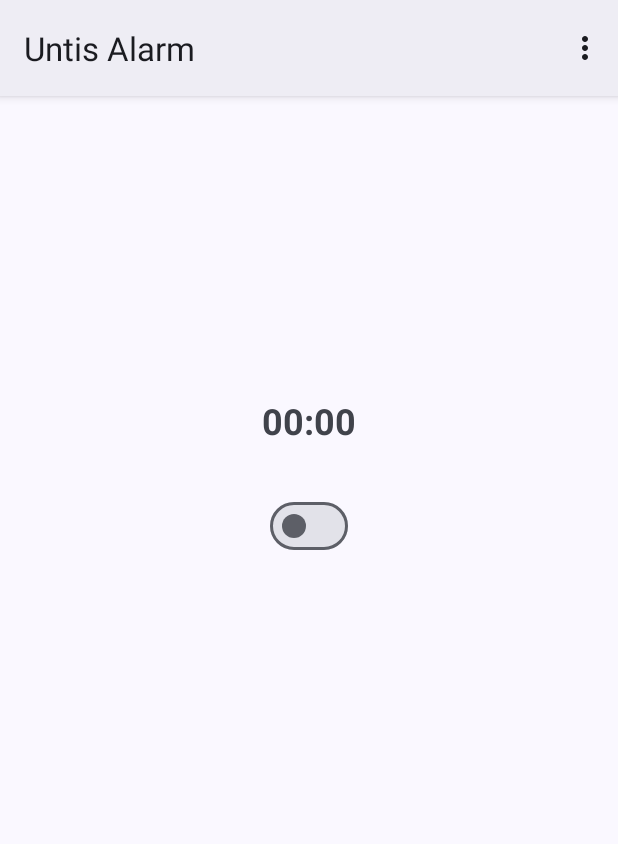
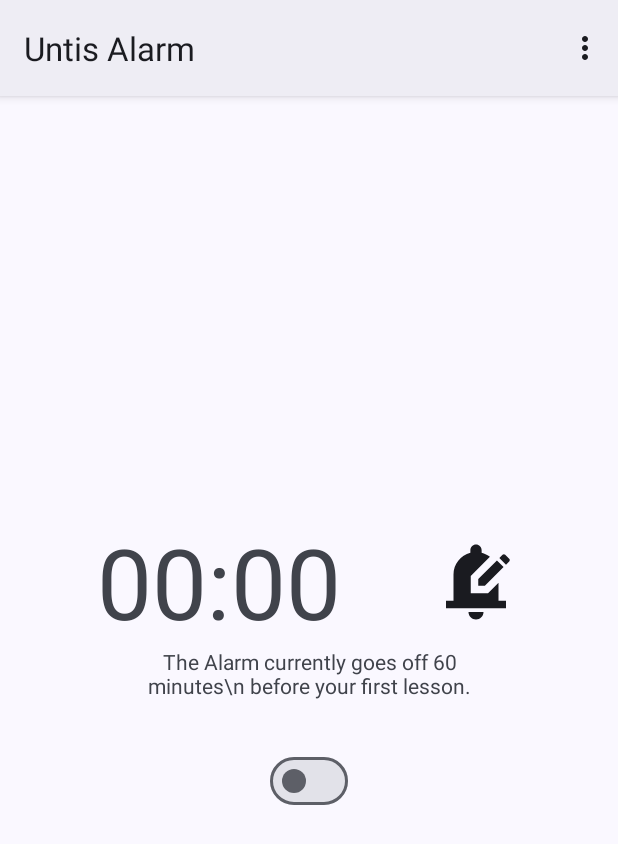
Before and after one commit to TheRedLion/UntisAlarm, an Android app: the MainActivity screen opened directly, with no data from a screen before it, on a phone screen of 412 x 824 dp. Shown: the top 844 px of the screen. Run offline under Robolectric (Android 15) with nearby library versions, the phone set to English and light mode, and no system bars; 1 statement that could not run was skipped.

Commit message:
CTRL+ALT+M^17 = clean code

```diff
--- a/app/build.gradle
+++ b/app/build.gradle
@@ -50,6 +50,7 @@
 dependencies {
     implementation files('libs/untis4j-1.3.5NC.jar') //using our own version with caching manually diabled, since the disableing method doesn't work
 
+    implementation 'com.android.support:support-v4:34.0.0'
     implementation 'androidx.core:core-ktx:1.12.0'
     implementation 'androidx.lifecycle:lifecycle-runtime-ktx:2.6.2'
     implementation 'androidx.activity:activity-compose:1.8.0'
--- a/app/src/main/java/eu/karenfort/main/activities/MainActivity.kt
+++ b/app/src/main/java/eu/karenfort/main/activities/MainActivity.kt
@@ -4,14 +4,13 @@
 import android.annotation.SuppressLint
 import android.app.NotificationChannel
 import android.app.NotificationManager
-import android.content.Context
 import android.content.Intent
 import android.net.Uri
-import android.os.Build
 import android.os.Bundle
 import android.util.Log
 import android.view.Menu
 import android.view.MenuItem
+import android.widget.ImageView
 import android.widget.TextView
 import androidx.appcompat.app.AppCompatActivity
 import androidx.core.app.ActivityCompat
@@ -21,32 +20,62 @@
 import eu.karenfort.main.StoreData
 import eu.karenfort.main.alarm.AlarmItem
 import eu.karenfort.main.alarm.AndroidAlarmScheduler
+import eu.karenfort.main.helper.TBS_DEFAULT
+import eu.karenfort.main.helper.areNotificationsEnabled
+import eu.karenfort.main.helper.isTiramisuPlus
 import kotlinx.coroutines.CoroutineScope
 import kotlinx.coroutines.Dispatchers
 import kotlinx.coroutines.launch
 
-
-@SuppressLint("UseSwitchCompatOrMaterialCode")
 class MainActivity : AppCompatActivity() {
 
     private val TAG = "MainActivity"
 
     private lateinit var alarmPreview: TextView
     private lateinit var toggleAlarm: MaterialSwitch
+    private lateinit var editAlarmToday: ImageView
+    private lateinit var tbsPreview: TextView
 
-    @SuppressLint("SetTextI18n")
+
     override fun onCreate(savedInstanceState: Bundle?) {
         super.onCreate(savedInstanceState)
-        DynamicColors.applyToActivitiesIfAvailable(application);
-        Log.i(TAG, "creating Main Activity")
+        setContentView(R.layout.activity_main)
+        DynamicColors.applyToActivitiesIfAvailable(application) //todo:check if necessary
 
-        setContentView(R.layout.activity_main)
+        getLayoutObjectsByID()
 
+        disableClicking() //disabling clicks until everything was properly loaded
+
+        createNotificationChannel()
+
+        requestNotificationPermission()
+
+        sendToWelcomeActivity()
+
+        CoroutineScope(Dispatchers.IO).launch {
+            loadAndDisplayTBS()
+            loadAndDisplayAlarmClockPreview()
+            loadAndSetAlarmActive()
+        }
+
+        setListener()
+    }
+
+    private fun getLayoutObjectsByID() {
         alarmPreview = findViewById(R.id.alarmPreview)
         toggleAlarm = findViewById(R.id.toggleAlarm)
+        editAlarmToday = findViewById(R.id.edit_alarm_tomorrow)
+        tbsPreview = findViewById(R.id.current_tbs)
+    }
 
-        toggleAlarm.isClickable = false
+    private fun setListener() {
+        toggleAlarm.setOnCheckedChangeListener { _, isChecked -> handleToggleAlarm(isChecked) }
+        editAlarmToday.setOnClickListener {
+            //todo: implement action
+        }
+    }
 
+    private fun createNotificationChannel() {
         val channel = NotificationChannel(
             "main_channel",
             "UntisAlarm Notifications",
@@ -54,87 +83,16 @@
         )
 
         val notificationManager =
-            getSystemService(Context.NOTIFICATION_SERVICE) as NotificationManager
+            getSystemService(NOTIFICATION_SERVICE) as NotificationManager
         notificationManager.createNotificationChannel(channel)
-
-        //Log.i(TAG, "requesting permission")
-        if (Build.VERSION.SDK_INT >= Build.VERSION_CODES.TIRAMISU) {
-            ActivityCompat.requestPermissions(
-                this,
-                arrayOf(
-                    Manifest.permission.POST_NOTIFICATIONS,
-                    Manifest.permission.SCHEDULE_EXACT_ALARM
-                ),
-                0
-            )
     }
 
-        CoroutineScope(Dispatchers.Default).launch {
-            val storeData = StoreData(applicationContext)
-
-            if (storeData.loadLoginData()[0] == null || storeData.loadID() == null) {
-                //go to welcome activity when not logged in
-                Log.i(TAG, "Not logged in tf")
-                intent = Intent(this@MainActivity, WelcomeActivity::class.java)
-                startActivity(intent)
-                finish()
-            }
+    private fun disableClicking() {
+        toggleAlarm.isClickable = false
+        editAlarmToday.isClickable = false
     }
 
-        CoroutineScope(Dispatchers.IO).launch {
-            val storeData = StoreData(applicationContext)
-
-            val tbs: Int? = storeData.loadTBS()
-            val aaStateNullable: Boolean? = storeData.loadAlarmActive()
-            val alarmClock: Array<Int?> = storeData.loadAlarmClock()
-
-            if (tbs == null) {
-                //60 minutes is the default value for tbs
-                runOnUiThread {
-                    //timeBeforeSchool.text = "60 min"
-                }
-
-                storeData.storeTBS(60)
-            } else {
-                runOnUiThread {
-                    //timeBeforeSchool.text = "$tbs ${getString(R.string.short_minute)}"
-                }
-            }
-
-            if (alarmClock[0] == null || alarmClock[1] == null) {
-                alarmClock[0] = 0
-                alarmClock[1] = 0
-            }
-
-            //display time correctly for example make 1:3 to 01:03
-            val alarmClockStrHour = if (alarmClock[0]!! < 10) {
-                "0${alarmClock[0]}"
-            } else {
-                "${alarmClock[0]}"
-            }
-            val alarmClockStrMinute = if (alarmClock[1]!! < 10) {
-                "0${alarmClock[1]}"
-            } else {
-                "${alarmClock[1]}"
-            }
-
-            runOnUiThread {
-                alarmPreview.text = "${alarmClockStrHour}:${alarmClockStrMinute}"
-            }
-
-            var aaState = false
-            if (aaStateNullable != null) {
-                aaState = aaStateNullable
-            }
-
-            runOnUiThread {
-                toggleAlarm.isChecked = aaState
-                toggleAlarm.isClickable = true
-            }
-        }
-
-        //create listener for switch
-        toggleAlarm.setOnCheckedChangeListener { _, isChecked ->
+    private fun handleToggleAlarm(isChecked: Boolean) {
         val storeData = StoreData(applicationContext)
 
         val alarmItem = AlarmItem(845746)
@@ -153,6 +111,79 @@
             alarmItem.let(scheduler::cancel)
         }
     }
+
+
+    private fun requestNotificationPermission() {
+        if (!isTiramisuPlus()) return
+        if (!areNotificationsEnabled()) return
+
+        ActivityCompat.requestPermissions(
+            this,
+            arrayOf(
+                Manifest.permission.POST_NOTIFICATIONS,
+                Manifest.permission.SCHEDULE_EXACT_ALARM
+            ),
+            0
+        )
+    }
+
+    private suspend fun loadAndSetAlarmActive() {
+        val storeData = StoreData(applicationContext)
+        val aaState: Boolean = storeData.loadAlarmActive() ?: false
+        runOnUiThread {
+            toggleAlarm.isChecked = aaState
+            toggleAlarm.isClickable = true
+        }
+    }
+
+    @SuppressLint("SetTextI18n")
+    private suspend fun loadAndDisplayAlarmClockPreview() {
+        val storeData = StoreData(applicationContext)
+        val alarmClock: Array<Int?> = storeData.loadAlarmClock()
+        val (alarmClockStrHour, alarmClockStrMinute) = reformatAlarmClockPreview(alarmClock)
+        runOnUiThread {
+            alarmPreview.text = "${alarmClockStrHour}:${alarmClockStrMinute}"
+            editAlarmToday.isClickable = true
+        }
+    }
+
+    @SuppressLint("SetTextI18n")
+    private suspend fun loadAndDisplayTBS() {
+        val storeData = StoreData(applicationContext)
+        val tbs: Int? = storeData.loadTBS()
+        if (tbs == null) {
+            runOnUiThread {
+                tbsPreview.text = getString(R.string.error_loading_tbs)
+            }
+            storeData.storeTBS(TBS_DEFAULT)
+        } else {
+            runOnUiThread {
+                tbsPreview.text = "${getString(R.string.the_alarm_currently_goes_off)}$tbs${getString(R.string.minutes_n_before_your_first_lesson)}"
+            } //todo: check if looks right
+        }
+    }
+
+    private fun reformatAlarmClockPreview(alarmClock: Array<Int?>): Pair<String, String> {
+        if (alarmClock[0] == null || alarmClock[1] == null) {
+            alarmClock[0] = 0
+            alarmClock[1] = 0
+        }
+        val alarmClockStrHour = if (alarmClock[0]!! < 10) {
+            "0${alarmClock[0]}"
+        } else {
+            "${alarmClock[0]}"
+        }
+        val alarmClockStrMinute = if (alarmClock[1]!! < 10) {
+            "0${alarmClock[1]}"
+        } else {
+            "${alarmClock[1]}"
+        }
+        return Pair(alarmClockStrHour, alarmClockStrMinute)
+    }
+
+    private suspend fun hasLoggedIn() : Boolean {
+        val storeData = StoreData(applicationContext)
+        return storeData.loadLoginData()[0] == null || storeData.loadID() == null
     }
 
     override fun onCreateOptionsMenu(menu: Menu?): Boolean {
@@ -169,9 +200,7 @@
             }
 
             R.id.logout -> {
-                intent = Intent(this@MainActivity, WelcomeActivity::class.java)
-                startActivity(intent)
-                finish()
+                sendToWelcomeActivity()
             }
 
             R.id.about_us -> {
@@ -183,4 +212,13 @@
         return super.onOptionsItemSelected(item)
     }
 
+    private fun sendToWelcomeActivity() {
+        CoroutineScope(Dispatchers.IO).launch {
+            if (!hasLoggedIn()) return@launch
+            intent = Intent(this@MainActivity, WelcomeActivity::class.java)
+            startActivity(intent)
+            finish()
         }
+    }
+
+}
--- a/app/src/main/java/eu/karenfort/main/helper/Constants.kt
+++ b/app/src/main/java/eu/karenfort/main/helper/Constants.kt
@@ -1,7 +1,9 @@
 package eu.karenfort.main.helper
 
+import android.annotation.SuppressLint
 import android.os.Build
 import android.os.Looper
+import android.os.StrictMode
 import androidx.annotation.ChecksSdkIntAtLeast
 import java.util.Calendar
 import java.util.Date
@@ -26,6 +28,8 @@
 const val IVG_DEFAULT = false
 const val LANGUAGE_DEFAULT = LANGUAGE_SYSTEM_DEFAULT
 const val DARK_MODE_DEFAULT = -1
+
+val ALLOW_NETWORK_ON_MAIN_THREAD: StrictMode.ThreadPolicy = StrictMode.ThreadPolicy.Builder().permitAll().build()
 
 fun isOnMainThread() = Looper.myLooper() == Looper.getMainLooper()
 
@@ -61,8 +65,10 @@
     return ((calendar.timeInMillis + offset) / 1000).toInt()
 }
 
+@SuppressLint("ObsoleteSdkInt")
 @ChecksSdkIntAtLeast(api = Build.VERSION_CODES.O)
 fun isOreoPlus() = Build.VERSION.SDK_INT >= Build.VERSION_CODES.O
+fun isTiramisuPlus() = Build.VERSION.SDK_INT >= Build.VERSION_CODES.TIRAMISU
 
 
 @ChecksSdkIntAtLeast(api = Build.VERSION_CODES.O_MR1)
--- a/app/src/main/java/eu/karenfort/main/helper/Context.kt
+++ b/app/src/main/java/eu/karenfort/main/helper/Context.kt
@@ -21,6 +21,7 @@
 import android.widget.Toast
 import androidx.core.app.AlarmManagerCompat
 import androidx.core.app.NotificationCompat
+import androidx.core.app.NotificationManagerCompat
 import com.carlkarenfort.test.R
 import eu.karenfort.main.StoreData
 import eu.karenfort.main.activities.MainActivity
@@ -35,6 +36,9 @@
 
 fun Context.isScreenOn() = (getSystemService(Context.POWER_SERVICE) as PowerManager).isInteractive
 
+fun Context.areNotificationsEnabled(): Boolean {
+    return NotificationManagerCompat.from(this).areNotificationsEnabled()
+}
 fun Context.deleteNotificationChannel(channelId: String) {
     if (isOreoPlus()) {
         try {
@@ -64,6 +68,7 @@
             }
         }
     } catch (e: Exception) {
+        Log.i("Context", e.toString())
     }
 }
 fun Context.showErrorToast(msg: String, length: Int = Toast.LENGTH_LONG) {
@@ -224,7 +229,7 @@
     return PendingIntent.getBroadcast(this, EARLY_ALARM_DISMISSAL_INTENT_ID, intent, PendingIntent.FLAG_UPDATE_CURRENT or PendingIntent.FLAG_IMMUTABLE)
 }
 
-fun Context.getDismissAlarmPendingIntent(alarmId: Int, notificationId: Int): PendingIntent {
+fun Context.getDismissAlarmPendingIntent(alarmId: Int): PendingIntent {
     val intent = Intent(this, DismissAlarmReceiver::class.java)
     return PendingIntent.getBroadcast(this, alarmId, intent, PendingIntent.FLAG_UPDATE_CURRENT or PendingIntent.FLAG_IMMUTABLE)
 }
--- /dev/null
+++ b/app/src/main/res/drawable/ic_edit_notification.xml
@@ -0,0 +1,5 @@
+<vector android:height="24dp"
+    android:viewportHeight="24" android:viewportWidth="24"
+    android:width="24dp" xmlns:android="http://schemas.android.com/apk/res/android">
+    <path android:fillColor="?android:attr/textColorPrimary" android:pathData="M17.58,6.25l1.77,1.77L14.37,13H12.6v-1.77L17.58,6.25zM20.85,5.81l-1.06,-1.06c-0.2,-0.2 -0.51,-0.2 -0.71,0l-0.85,0.85l1.77,1.77l0.85,-0.85C21.05,6.32 21.05,6 20.85,5.81zM18,12.2V17h2v2H4v-2h2v-7c0,-2.79 1.91,-5.14 4.5,-5.8V3.5C10.5,2.67 11.17,2 12,2s1.5,0.67 1.5,1.5v0.7c0.82,0.21 1.57,0.59 2.21,1.09L10.6,10.4V15h4.6L18,12.2zM10,20h4c0,1.1 -0.9,2 -2,2S10,21.1 10,20z"/>
+</vector>
--- a/app/src/main/res/layout/activity_main.xml
+++ b/app/src/main/res/layout/activity_main.xml
@@ -1,29 +1,70 @@
 <?xml version="1.0" encoding="utf-8"?>
 <androidx.constraintlayout.widget.ConstraintLayout xmlns:android="http://schemas.android.com/apk/res/android"
     xmlns:app="http://schemas.android.com/apk/res-auto"
-    xmlns:tools="http://schemas.android.com/tools"
     android:layout_width="match_parent"
     android:layout_height="match_parent">
 
+    <androidx.constraintlayout.widget.ConstraintLayout
+        android:layout_width="wrap_content"
+        android:layout_height="wrap_content"
+        app:layout_constraintBottom_toBottomOf="parent"
+        app:layout_constraintEnd_toEndOf="parent"
+        app:layout_constraintHorizontal_bias="0.5"
+        app:layout_constraintStart_toStartOf="parent"
+        app:layout_constraintTop_toTopOf="parent"
+        app:layout_constraintVertical_bias="0.5">
+
+        <androidx.constraintlayout.widget.ConstraintLayout
+            android:id="@+id/constraintLayout"
+            android:layout_width="wrap_content"
+            android:layout_height="wrap_content"
+            app:layout_constraintEnd_toEndOf="parent"
+            app:layout_constraintStart_toStartOf="parent"
+            app:layout_constraintTop_toTopOf="parent">
+
+            <ImageView
+                android:id="@+id/edit_alarm_tomorrow"
+                android:layout_width="60dp"
+                android:layout_height="60dp"
+                android:layout_marginStart="60dp"
+                android:contentDescription="@string/button_to_change_tomorrows_alarm"
+                app:layout_constraintBottom_toTopOf="@+id/current_tbs"
+                app:layout_constraintEnd_toEndOf="parent"
+                app:layout_constraintStart_toEndOf="@+id/alarmPreview"
+                app:layout_constraintTop_toTopOf="parent"
+                app:srcCompat="@drawable/ic_edit_notification" />
+
             <TextView
                 android:id="@+id/alarmPreview"
+                style="@style/alarm_clock_preview"
                 android:layout_width="wrap_content"
                 android:layout_height="wrap_content"
-        android:layout_marginTop="200dp"
-        android:text="@string/_07_00"
-        android:textSize="24sp"
-        android:textStyle="bold"
+                android:text="@string/error"
+                app:layout_constraintBottom_toTopOf="@+id/current_tbs"
+                app:layout_constraintStart_toStartOf="parent"
+                app:layout_constraintTop_toTopOf="parent" />
+
+            <TextView
+                android:id="@+id/current_tbs"
+                android:layout_width="wrap_content"
+                android:layout_height="wrap_content"
+                android:maxEms="15"
+                android:singleLine="false"
+                android:text="@string/default_current_tbs"
+                app:layout_constraintBottom_toBottomOf="parent"
                 app:layout_constraintEnd_toEndOf="parent"
                 app:layout_constraintStart_toStartOf="parent"
-        app:layout_constraintTop_toTopOf="parent" />
+                android:textAlignment="center"/>
+        </androidx.constraintlayout.widget.ConstraintLayout>
 
         <com.google.android.material.materialswitch.MaterialSwitch
             android:id="@+id/toggleAlarm"
             android:layout_width="wrap_content"
             android:layout_height="wrap_content"
             android:layout_marginTop="30dp"
-        app:layout_constraintEnd_toEndOf="@+id/alarmPreview"
-        app:layout_constraintStart_toStartOf="@+id/alarmPreview"
-        app:layout_constraintTop_toBottomOf="@+id/alarmPreview" />
+            app:layout_constraintEnd_toEndOf="@+id/constraintLayout"
+            app:layout_constraintStart_toStartOf="@+id/constraintLayout"
+            app:layout_constraintTop_toBottomOf="@+id/constraintLayout" />
 
     </androidx.constraintlayout.widget.ConstraintLayout>
+</androidx.constraintlayout.widget.ConstraintLayout>
--- a/app/src/main/res/values/strings.xml
+++ b/app/src/main/res/values/strings.xml
@@ -52,4 +52,10 @@
     <string name="cancel">Cancel</string>
     <string name="confirm">Confirm</string>
     <string name="currently">Currently</string>
+    <string name="error">error</string>
+    <string name="default_current_tbs">The Alarm currently goes off 60 minutes before your first lesson.</string>
+    <string name="error_loading_tbs">An error occurred, please set the Time\n before School in the settings menu</string>
+    <string name="the_alarm_currently_goes_off">"The Alarm currently goes off "</string>
+    <string name="minutes_n_before_your_first_lesson">" minutes\\n before your first lesson."</string>
+    <string name="button_to_change_tomorrows_alarm">Button to change tomorrows alarm.</string>
 </resources>
--- a/app/src/main/res/values/styles.xml
+++ b/app/src/main/res/values/styles.xml
@@ -1,5 +1,9 @@
 <?xml version="1.0" encoding="utf-8"?>
 <resources>
+
+    <style name="alarm_clock_preview">
+        <item name="android:textSize">@dimen/really_big_text_size</item>
+    </style>
 
     <style name="settings_normal_text">
         <item name="android:textSize">@dimen/normal_text_size</item>
@@ -50,5 +54,6 @@
 
     <dimen name="bigger_text_size">16sp</dimen>
     <dimen name="big_text_size">18sp</dimen>
+    <dimen name="really_big_text_size">65sp</dimen>
 
 </resources>
```
Also changed, not shown: app/src/main/java/eu/karenfort/main/activities/SettingsActivity.kt (+56 -47 lines), app/src/main/java/eu/karenfort/main/activities/WelcomeActivity.kt (+12 -12 lines). Lines whose indentation alone changed are shown as unchanged.
